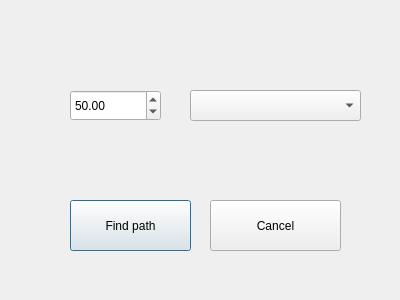
First picture: the form in source/ParkingSimulator/ParkingSimulator/FindPath.ui, repository kowalikw/ParkingSimulator, before the edit.
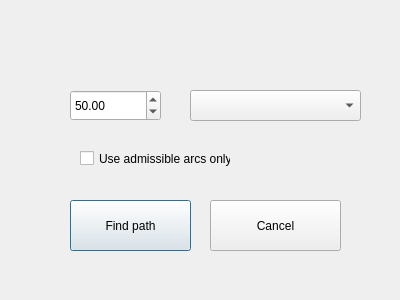
Second picture: the form after the edit.

```diff
--- a/source/ParkingSimulator/ParkingSimulator/FindPath.ui
+++ b/source/ParkingSimulator/ParkingSimulator/FindPath.ui
@@ -65,6 +65,19 @@
     </rect>
    </property>
   </widget>
+  <widget class="QCheckBox" name="checkBoxAdmissibleArcsOnly">
+   <property name="geometry">
+    <rect>
+     <x>80</x>
+     <y>150</y>
+     <width>151</width>
+     <height>17</height>
+    </rect>
+   </property>
+   <property name="text">
+    <string>Use admissible arcs only</string>
+   </property>
+  </widget>
  </widget>
  <layoutdefault spacing="6" margin="11"/>
  <resources/>
```
